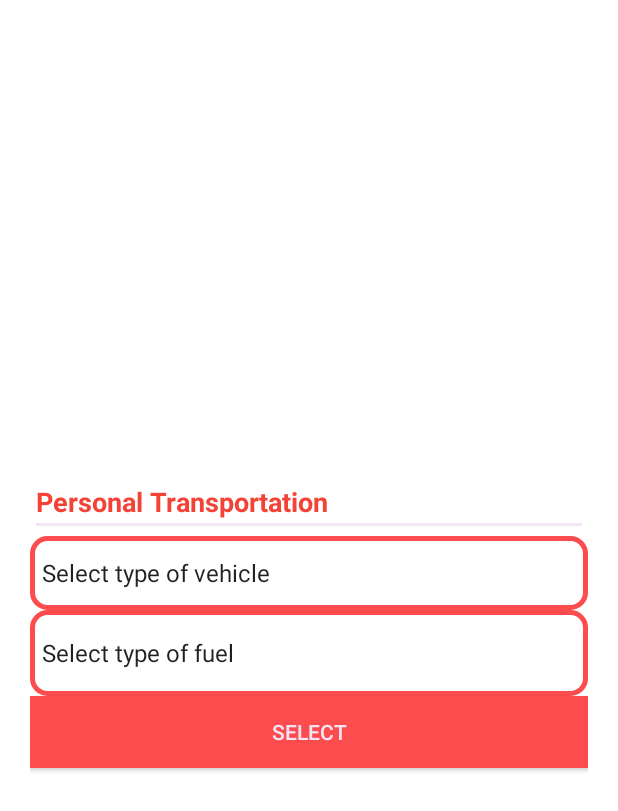
After one commit to ygoralmeida1993/Group-4-project, an Android app: the layout activity_personal_transportation.xml on its own in the app's theme, with its tools: preview values and no code run, on a phone screen of 412 x 824 dp. The commit adds this screen. Shown: the top 811 px of the screen. Run offline under Robolectric (Android 15) with nearby library versions, the light colour scheme and no system bars.

Commit message:
UI for personal mode of transportation implemented

```diff
--- a/app/build.gradle
+++ b/app/build.gradle
@@ -2,7 +2,6 @@ apply plugin: 'com.android.application'
 
 android {
     compileSdkVersion 26
-    buildToolsVersion '26.0.2'
 
     defaultConfig {
         applicationId "parallelcodes.mysqlapp"
--- a/app/src/main/res/layout/activity_filter.xml
+++ b/app/src/main/res/layout/activity_filter.xml
@@ -21,11 +21,11 @@
         android:layout_marginStart="15dp"
         android:layout_marginLeft="0dp"
         android:layout_marginTop="20dp"
+        android:layout_marginEnd="15dp"
         android:layout_marginBottom="20dp"
-android:textAlignment="center"
-        android:layout_marginEnd="15dp"
         android:paddingTop="15dp"
         android:text="Filters"
+        android:textAlignment="center"
         android:textColor="@color/textColor"
         android:textSize="18sp"
         android:textStyle="bold" />
@@ -127,12 +127,12 @@
             android:id="@+id/spinner1"
             android:layout_width="373dp"
             android:layout_height="50dp"
+            android:background="@drawable/corner"
             android:entries="@array/modeOftransportation"
             android:prompt="@string/mode"
             android:textColor="@color/textColor"
-            android:textStyle="bold"
             android:textSize="18sp"
-            android:background="@drawable/corner"/>
+            android:textStyle="bold" />
 
     </LinearLayout>
 
--- /dev/null
+++ b/app/src/main/res/layout/activity_personal_transportation.xml
@@ -0,0 +1,49 @@
+<?xml version="1.0" encoding="utf-8"?>
+
+<LinearLayout xmlns:android="http://schemas.android.com/apk/res/android"
+android:layout_width="match_parent"
+android:layout_height="match_parent"
+android:background="@color/background"
+android:gravity="center"
+android:orientation="vertical"
+android:padding="20dp">
+
+    <EditText
+        android:id="@+id/editText"
+        android:layout_width="match_parent"
+        android:layout_height="wrap_content"
+        android:ems="10"
+        android:inputType="textPersonName"
+        android:text="@string/personal_transportation"
+        android:textColor="@color/colorPrimary"
+        android:textSize="18sp"
+        android:textStyle="bold" />
+
+    <Spinner
+        android:id="@+id/vehicleSpinner"
+        android:layout_width="match_parent"
+        android:layout_height="49dp"
+        android:background="@drawable/corner"
+        android:entries="@array/typeOfVehicle"
+        android:prompt="@string/vehicle"
+        android:spinnerMode="dropdown"
+        android:visibility="visible" />
+
+    <Spinner
+        android:id="@+id/fuelSpinner"
+        android:layout_width="match_parent"
+        android:layout_height="57dp"
+        android:background="@drawable/corner"
+        android:entries="@array/typeOfFuel"
+        android:prompt="@string/fuel"
+        android:spinnerMode="dropdown" />
+
+    <Button
+        android:id="@+id/button2"
+        android:layout_width="match_parent"
+        android:layout_height="wrap_content"
+        android:background="@color/buttonColor"
+        android:text="@string/buttonSelect"
+        android:textColor="@color/colorAccent" />
+
+</LinearLayout>
--- a/app/src/main/res/values/strings.xml
+++ b/app/src/main/res/values/strings.xml
@@ -36,11 +36,33 @@
     <string name="recreational">Recreational Places</string>
     <string name="title_activity_google_maps">Map</string>
     <string name="mode">Mode Of Transportation</string>
+
     <string-array name="modeOftransportation">
         <item>Select Mode of Transportation</item>
         <item>Car</item>
         <item>Flight</item>
-
     </string-array>
 
+    <string name="personal_transportation">Personal Transportation</string>
+    <string name="vehicle">Select type of vehicle</string>
+    <string name="fuel">Select type of fuel</string>
+    <string name="buttonSelect">Select</string>
+
+    <string-array name="typeOfVehicle">
+        <item>Select type of vehicle</item>
+        <item>Motorcycle</item>
+        <item>Car</item>
+        <item>Van</item>
+        <item>Motor home</item>
+    </string-array>
+
+    <string-array name="typeOfFuel">
+        <item>Select type of fuel</item>
+        <item>Gasoline</item>
+        <item>Ethanol</item>
+        <item>Diesel</item>
+    </string-array>
+
+
+
 </resources>
--- a/build.gradle
+++ b/build.gradle
@@ -6,7 +6,7 @@ buildscript {
         google()
     }
     dependencies {
-        classpath 'com.android.tools.build:gradle:3.4.2'
+        classpath 'com.android.tools.build:gradle:3.5.3'
 
         // NOTE: Do not place your application dependencies here; they belong
         // in the individual module build.gradle files
```
Also changed, not shown: gradle/wrapper/gradle-wrapper.properties.
